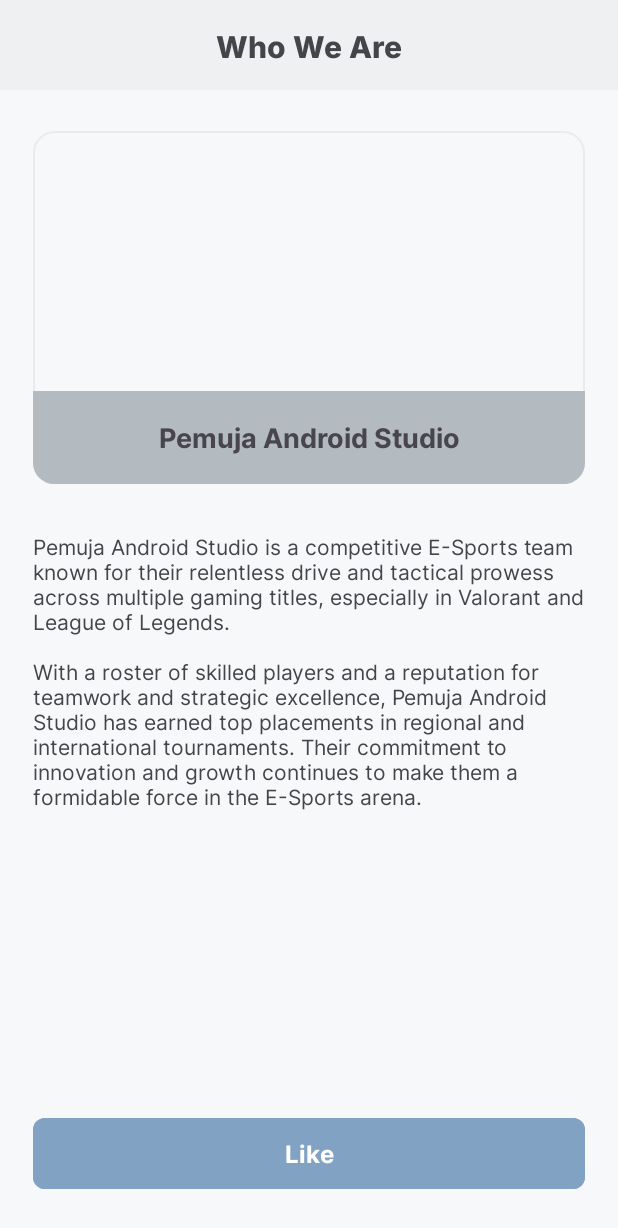
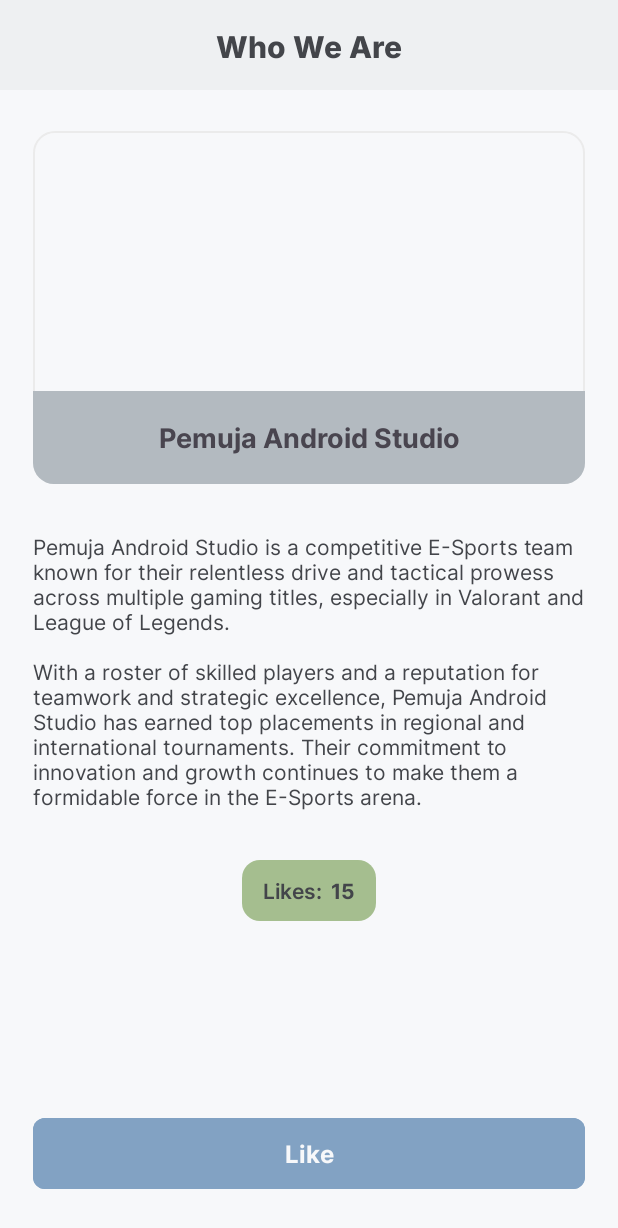
Before and after one commit to canonflow/nmp_pemuja_android_studio, an Android app: the screen it shows after launch (WhoWeAre), after a tap on "View", on a phone screen of 412 x 824 dp. Shown: the top 1228 px of the screen. Run offline under Robolectric (Android 15) with nearby library versions, the phone set to English and light mode, and no system bars; our stand-ins replace data binding.

Commit message:
[Who We Are] DONE

```diff
--- a/app/src/main/java/com/pemujaandroidstudio/esportcompanyprofileapp/WhoWeAre.kt
+++ b/app/src/main/java/com/pemujaandroidstudio/esportcompanyprofileapp/WhoWeAre.kt
@@ -9,10 +9,31 @@ import com.pemujaandroidstudio.esportcompanyprofileapp.databinding.ActivityWhoWe
 
 class WhoWeAre : AppCompatActivity() {
     private lateinit var binding: ActivityWhoWeAreBinding
+
+    companion object {
+        private var LIKE: Int = 15
+        private var IS_LIKED: Boolean = false
+    }
+
     override fun onCreate(savedInstanceState: Bundle?) {
         super.onCreate(savedInstanceState)
         binding = ActivityWhoWeAreBinding.inflate(layoutInflater)
         setContentView(binding.root)
 
+        binding.likeCounter.text = LIKE.toString()
+
+        if (IS_LIKED) {
+            binding.btnLike.isEnabled = false
+            binding.btnLike.isClickable = false;
+        }
+
+        binding.btnLike.setOnClickListener {
+            LIKE++
+            IS_LIKED = true
+            binding.btnLike.isEnabled = false
+            binding.btnLike.isClickable = false;
+            binding.likeCounter.text = LIKE.toString()
+        }
+
     }
 }
--- a/app/src/main/res/layout/activity_main.xml
+++ b/app/src/main/res/layout/activity_main.xml
@@ -128,6 +128,7 @@
                 android:text="Our Schedule"
                 android:fontFamily="@font/inter_extrabold"
                 android:textSize="16dp"
+                android:textColor="@color/base_100"
                 app:cornerRadius="8dp"
                 app:layout_constraintTop_toTopOf="parent"
                 tools:layout_editor_absoluteX="20dp" />
--- a/app/src/main/res/layout/activity_who_we_are.xml
+++ b/app/src/main/res/layout/activity_who_we_are.xml
@@ -73,8 +73,39 @@
         </androidx.constraintlayout.widget.ConstraintLayout>
         <!--      Description END HERE     -->
 
+        <!--    Like Counter GOES HERE    -->
+        <LinearLayout
+            android:id="@+id/likeCounterContainer"
+            android:layout_width="wrap_content"
+            android:layout_height="wrap_content"
+            app:layout_constraintTop_toBottomOf="@id/descriptionContainer"
+            android:layout_marginTop="32dp"
+            app:layout_constraintStart_toStartOf="@id/content_layout"
+            app:layout_constraintEnd_toEndOf="@id/content_layout"
+            android:paddingVertical="10dp"
+            android:paddingHorizontal="14dp"
+            android:background="@drawable/card_shape"
+            android:backgroundTint="@color/success">
+            <TextView
+                android:layout_width="wrap_content"
+                android:layout_height="wrap_content"
+                android:fontFamily="@font/inter_semibold"
+                android:text="Likes:"
+                android:textColor="@color/black"
+                android:layout_marginRight="6dp"/>
+            <TextView
+                android:id="@+id/likeCounter"
+                android:layout_width="wrap_content"
+                android:layout_height="wrap_content"
+                android:fontFamily="@font/inter_bold"
+                android:textColor="@color/black"
+                android:text="15" />
+        </LinearLayout>
+        <!--    Like Counter END HERE    -->
+
         <!--    Button Like GOES HERE    -->
         <Button
+            android:id="@+id/btnLike"
             android:layout_width="match_parent"
             android:layout_height="wrap_content"
             android:text="Like"
@@ -83,8 +114,10 @@
             android:paddingVertical="12dp"
             android:fontFamily="@font/inter_bold"
             android:backgroundTint="@drawable/button_secondary"
+            android:textColor="@color/base_100"
             app:cornerRadius="8dp"
             app:layout_constraintBottom_toBottomOf="@id/content_layout" />
+
         <!--    Button Like END HERE    -->
 
     </androidx.constraintlayout.widget.ConstraintLayout>
--- a/app/src/main/res/values/colors.xml
+++ b/app/src/main/res/values/colors.xml
@@ -15,5 +15,6 @@
     <color name="primary_disabled">#E1A69E</color>
     <color name="secondary">#82A2C3</color>
     <color name="secondary_disabled">#AEBAC7</color>
+    <color name="success">#a5be8f</color>
     <color name="stroke">#EBEBEB</color>
 </resources>
```
